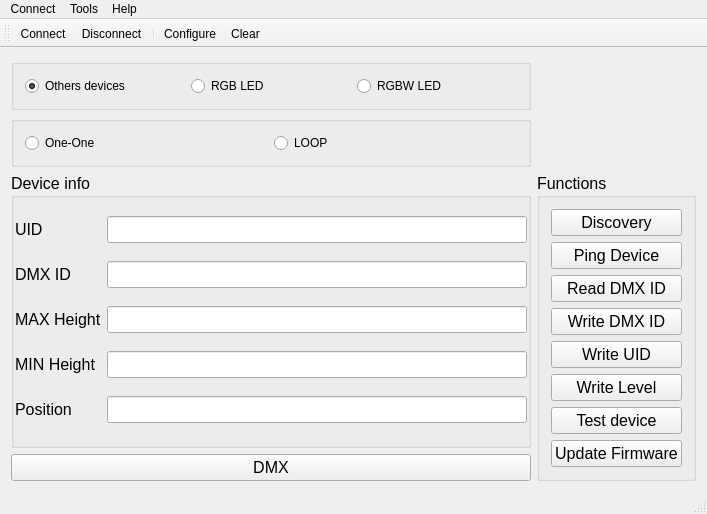
First picture: the form in AG/AG/mainwindow.ui, repository chagtraife/bump_AG, before the edit.
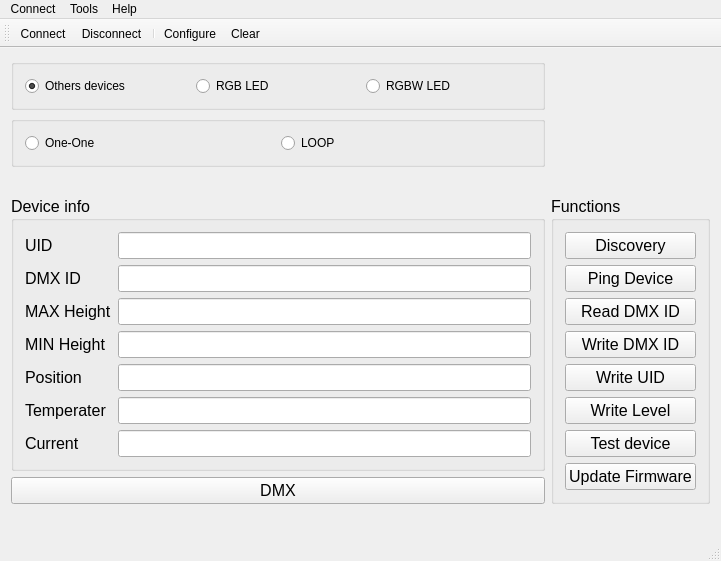
Second picture: the form after the edit. Icons and pictures are not drawn.

Commit message: feature: gui layout of dialog window, auto resize table header in discovery tab, restart ping device, when Stream DMX, can't open discovery tab and vice versa, display teperater and current in mainwindow

The edit to the form file:
```diff
--- a/AG/AG/mainwindow.ui
+++ b/AG/AG/mainwindow.ui
@@ -6,8 +6,8 @@
    <rect>
     <x>0</x>
     <y>0</y>
-    <width>707</width>
-    <height>508</height>
+    <width>721</width>
+    <height>561</height>
    </rect>
   </property>
   <property name="windowTitle">
@@ -226,48 +226,6 @@
        <string>Device info</string>
       </property>
       <layout class="QGridLayout" name="gridLayout_2">
-       <property name="sizeConstraint">
-        <enum>QLayout::SetDefaultConstraint</enum>
-       </property>
-       <property name="leftMargin">
-        <number>1</number>
-       </property>
-       <property name="topMargin">
-        <number>1</number>
-       </property>
-       <property name="rightMargin">
-        <number>1</number>
-       </property>
-       <property name="bottomMargin">
-        <number>1</number>
-       </property>
-       <property name="horizontalSpacing">
-        <number>5</number>
-       </property>
-       <property name="verticalSpacing">
-        <number>1</number>
-       </property>
-       <item row="3" column="2">
-        <widget class="QLineEdit" name="TxtMaxHeight"/>
-       </item>
-       <item row="2" column="0">
-        <widget class="QLabel" name="label_2">
-         <property name="font">
-          <font>
-           <pointsize>12</pointsize>
-          </font>
-         </property>
-         <property name="text">
-          <string>DMX ID</string>
-         </property>
-        </widget>
-       </item>
-       <item row="2" column="2">
-        <widget class="QLineEdit" name="TxtDMXID"/>
-       </item>
-       <item row="0" column="2">
-        <widget class="QLineEdit" name="TxtUID"/>
-       </item>
        <item row="0" column="0">
         <widget class="QLabel" name="label">
          <property name="font">
@@ -280,7 +238,25 @@
          </property>
         </widget>
        </item>
-       <item row="3" column="0">
+       <item row="0" column="1">
+        <widget class="QLineEdit" name="TxtUID"/>
+       </item>
+       <item row="1" column="0">
+        <widget class="QLabel" name="label_2">
+         <property name="font">
+          <font>
+           <pointsize>12</pointsize>
+          </font>
+         </property>
+         <property name="text">
+          <string>DMX ID</string>
+         </property>
+        </widget>
+       </item>
+       <item row="1" column="1">
+        <widget class="QLineEdit" name="TxtDMXID"/>
+       </item>
+       <item row="2" column="0">
         <widget class="QLabel" name="lb_MaxHeight">
          <property name="font">
           <font>
@@ -292,7 +268,10 @@
          </property>
         </widget>
        </item>
-       <item row="4" column="0">
+       <item row="2" column="1">
+        <widget class="QLineEdit" name="TxtMaxHeight"/>
+       </item>
+       <item row="3" column="0">
         <widget class="QLabel" name="lb_MinHeight">
          <property name="font">
           <font>
@@ -304,19 +283,39 @@
          </property>
         </widget>
        </item>
-       <item row="5" column="2">
-        <widget class="QLineEdit" name="TxtSEQID"/>
-       </item>
-       <item row="4" column="2">
+       <item row="3" column="1">
         <widget class="QLineEdit" name="TxtMinHeight"/>
        </item>
-       <item row="5" column="0">
+       <item row="4" column="0">
         <widget class="QLabel" name="label_3">
          <property name="text">
           <string>Position</string>
          </property>
         </widget>
        </item>
+       <item row="4" column="1">
+        <widget class="QLineEdit" name="TxtSEQID"/>
+       </item>
+       <item row="5" column="0">
+        <widget class="QLabel" name="label_5">
+         <property name="text">
+          <string>Temperater</string>
+         </property>
+        </widget>
+       </item>
+       <item row="5" column="1">
+        <widget class="QLineEdit" name="txt_Temp"/>
+       </item>
+       <item row="6" column="0">
+        <widget class="QLabel" name="label_4">
+         <property name="text">
+          <string>Current</string>
+         </property>
+        </widget>
+       </item>
+       <item row="6" column="1">
+        <widget class="QLineEdit" name="txt_Current"/>
+       </item>
       </layout>
      </widget>
     </item>
@@ -350,7 +349,7 @@
     <rect>
      <x>0</x>
      <y>0</y>
-     <width>707</width>
+     <width>721</width>
      <height>21</height>
     </rect>
    </property>
```
Left out of the diff: 6 changed lines with no effect on the pictures. The commit also changes 65 other files.
